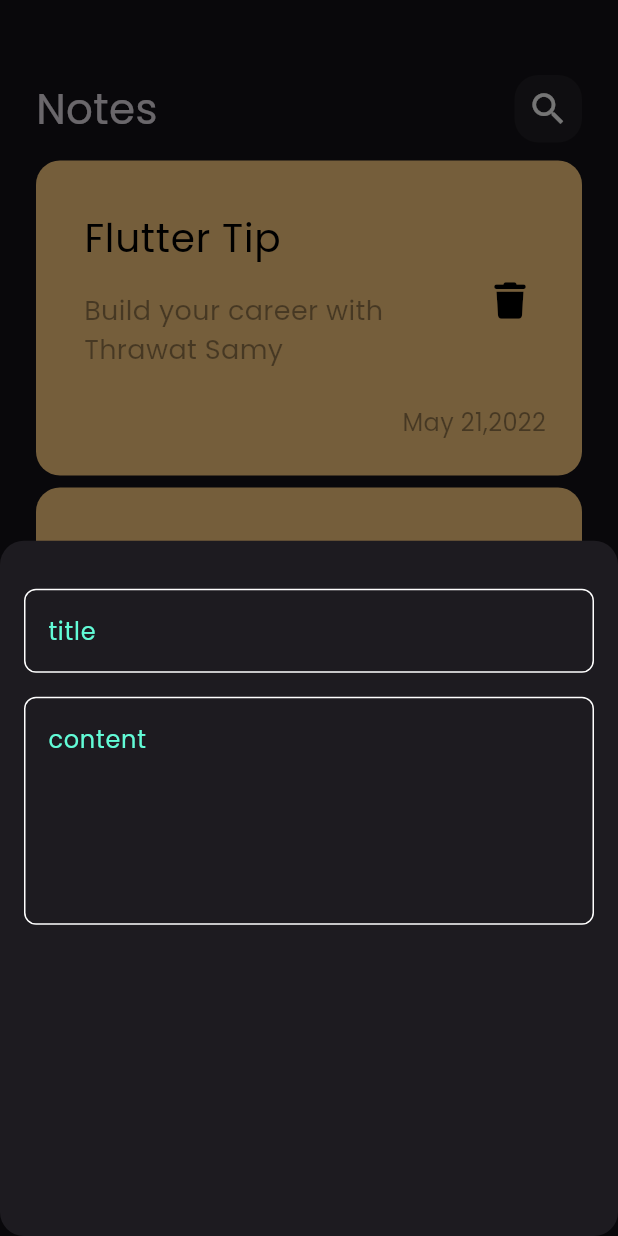
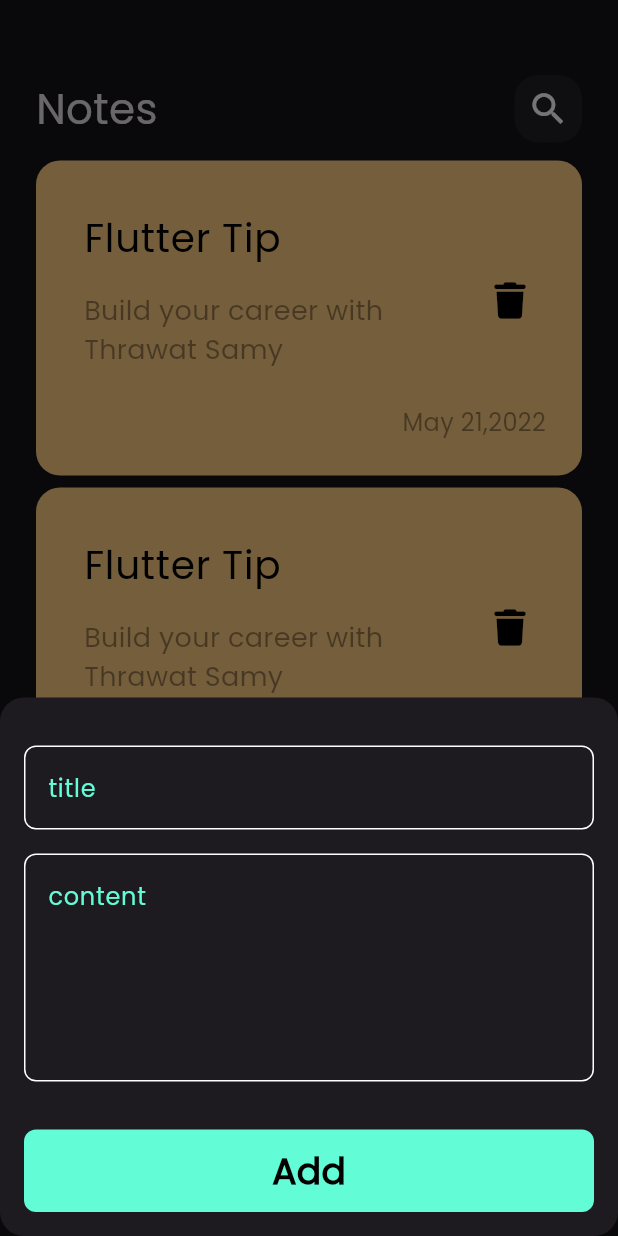
Before and after one commit to amanygamalshoep/notes_app, a Flutter app: the screen it shows after launch, after a tap on the "add" icon, on a phone screen of 412 x 824 dp. Run offline on Flutter 3.47's test engine with Material 3 defaults, Android fonts, the phone set to English and light mode, and no system bars; our stand-ins replace font_awesome_flutter.

Commit message:
finish notes bootom sheet

```diff
--- a/lib/constants.dart
+++ b/lib/constants.dart
@@ -2,4 +2,4 @@
 
 import 'package:flutter/material.dart';
 
-const KPrimaryColor =   const  Color(0xff62FCD7);
+const KPrimaryColor =     Color(0xff62FCD7);
--- a/lib/widgets/add_note_bottom_sheet.dart
+++ b/lib/widgets/add_note_bottom_sheet.dart
@@ -1,4 +1,6 @@
 import 'package:flutter/material.dart';
+import 'package:notes_app/constants.dart';
+import 'package:notes_app/widgets/custom_button.dart';
 import 'package:notes_app/widgets/custom_text_field.dart';
 
 class AddNoteBottomSheet extends StatelessWidget {
@@ -8,17 +10,21 @@ class AddNoteBottomSheet extends StatelessWidget {
   Widget build(BuildContext context) {
     return const Padding(
       padding: EdgeInsets.symmetric(horizontal: 16),
+      child: SingleChildScrollView(
         child: Column(
           children: [
-          SizedBox(height:32),
+            SizedBox(height: 32),
+            CustomTextField(hint: 'title'),
+            SizedBox(height: 16),
             CustomTextField(
-            hint:'title'
+              hint: 'content',
+              maxLines: 5,
             ),
+            SizedBox(height: 32),
+            CustomButton(),
             SizedBox(height:16),
-          CustomTextField(hint:'content',maxLines: 5,)
-
-
           ],
+        ),
       ),
     );
   }
--- /dev/null
+++ b/lib/widgets/custom_button.dart
@@ -0,0 +1,25 @@
+import 'package:flutter/material.dart';
+import 'package:notes_app/constants.dart';
+
+class CustomButton extends StatelessWidget {
+  const CustomButton({super.key});
+
+  @override
+  Widget build(BuildContext context) {
+    return Container(
+      width: MediaQuery.of(context).size.width,
+      height: 55,
+      decoration: BoxDecoration(
+        borderRadius: BorderRadius.circular(8),
+        color: KPrimaryColor,
+      ),
+      child: const Center(
+        child: Text(
+          'Add',
+          style: TextStyle(
+              color: Colors.black, fontSize: 24, fontWeight: FontWeight.bold),
+        ),
+      ),
+    );
+  }
+}
```
Lines whose indentation alone changed are shown as unchanged.
